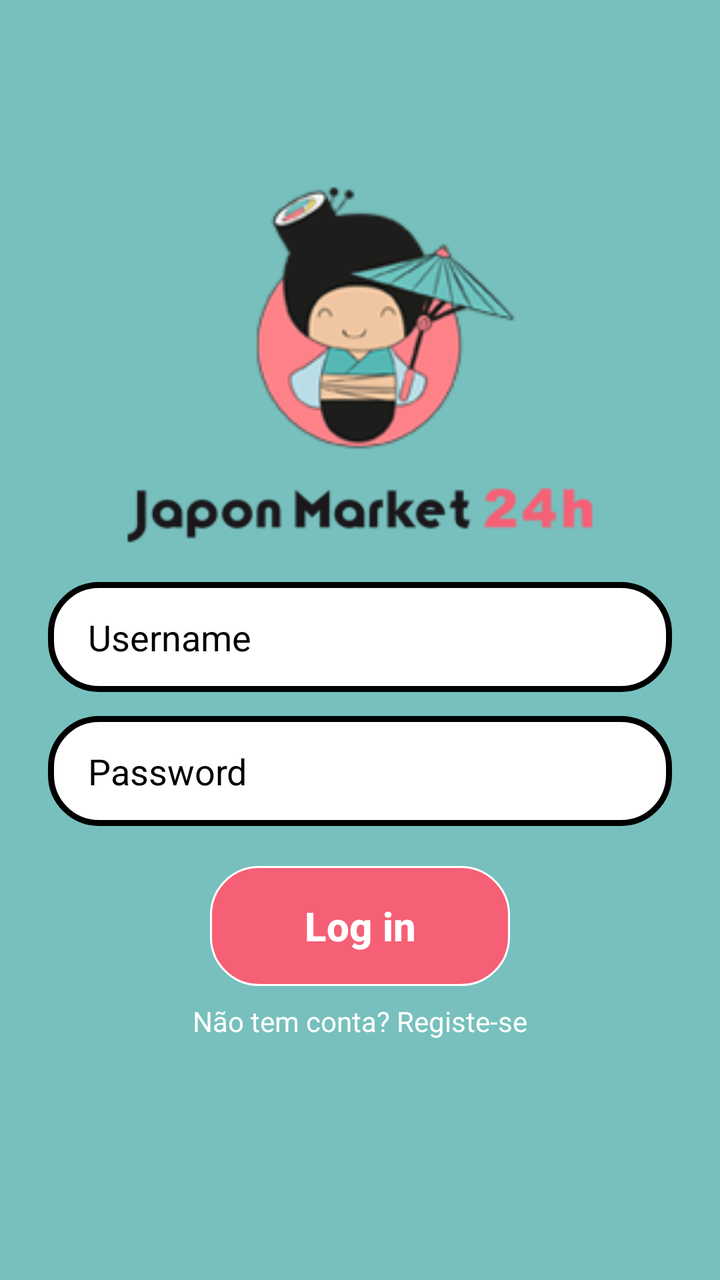
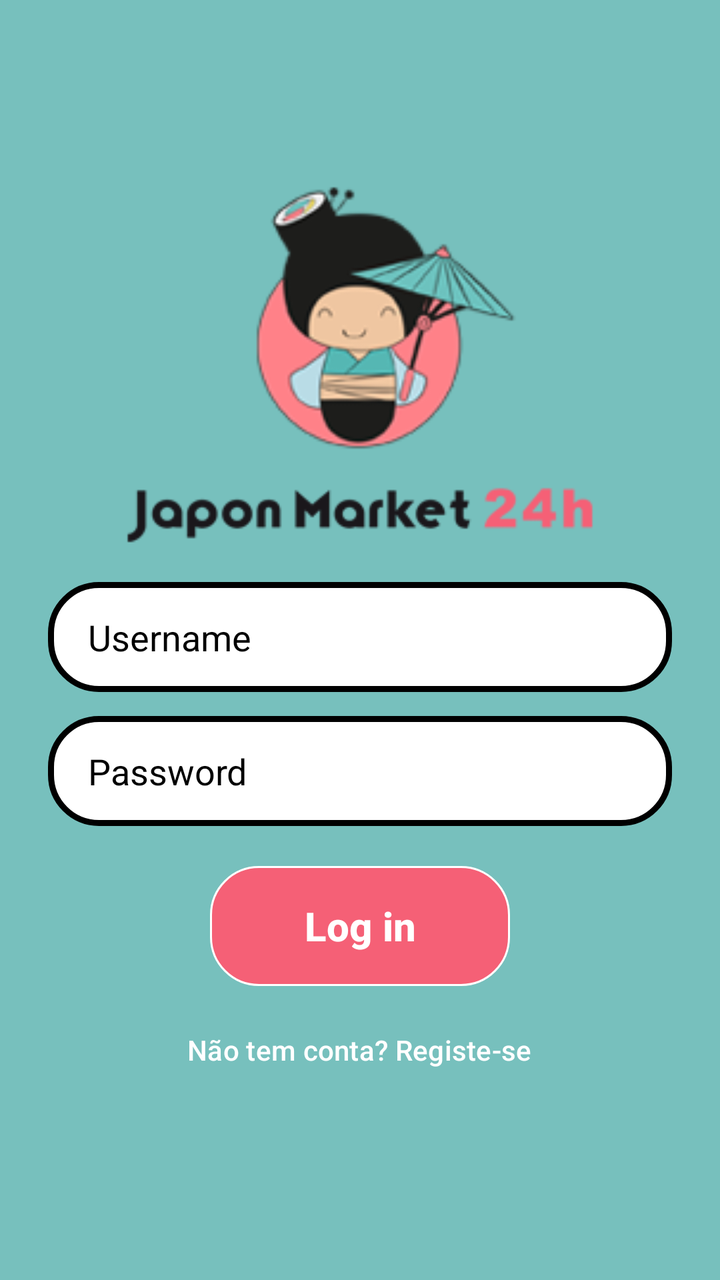

An Android layout rendered at two revisions. The XML below is the earlier revision; the diff shows what the commit changed to produce the second picture.
<!-- AndroidManifest.xml: application theme Theme.JaponMarkey -->
<!-- res/layout/activity_login.xml -->
<?xml version="1.0" encoding="utf-8"?>
<androidx.constraintlayout.widget.ConstraintLayout xmlns:android="http://schemas.android.com/apk/res/android"
    xmlns:app="http://schemas.android.com/apk/res-auto"
    xmlns:tools="http://schemas.android.com/tools"
    android:id="@+id/main"
    android:layout_width="match_parent"
    android:layout_height="match_parent"
    android:background="@color/teal"
    tools:context=".LoginActivity">

    <LinearLayout
        android:layout_width="match_parent"
        android:layout_height="match_parent"
        android:orientation="vertical"
        android:layout_marginTop="55dp"
        app:layout_constraintBottom_toBottomOf="parent"
        app:layout_constraintEnd_toEndOf="parent"
        app:layout_constraintStart_toStartOf="parent"
        app:layout_constraintTop_toTopOf="parent"
        android:padding="24sp">

<ImageView
    android:layout_width="160dp"
    android:layout_height="160dp"
    android:layout_gravity="center"
    app:srcCompat="@drawable/japon_logo"
    />
        <ImageView
            android:layout_width="240dp"
            android:layout_height="40dp"
            android:layout_gravity="center"
            app:srcCompat="@drawable/japon_title"

            />
        <EditText
            android:id="@+id/editTextUsername"
            android:layout_width="match_parent"
            android:layout_height="55dp"
            android:layout_marginTop="12dp"
            android:paddingStart="20dp"
            android:hint="Username"
            android:textColorHint="@color/black"
            android:ems="10"
            android:inputType="textPersonName"
            android:background="@drawable/white_background_edit_text"
            />

        <EditText
            android:id="@+id/editTextPassword"
            android:layout_width="match_parent"
            android:layout_height="55dp"
            android:layout_marginTop="12dp"
            android:paddingStart="20dp"
            android:hint="Password"
            android:textColorHint="@color/black"
            android:ems="10"
            android:inputType="textPassword"
            android:background="@drawable/white_background_edit_text"
            />

        <Button
            android:id="@+id/buttonLogin"
            android:layout_width="150dp"
            android:layout_height="60dp"
            android:layout_marginTop="20dp"
            android:layout_gravity="center"
            android:textStyle="bold"
            android:textColor="@color/white"
            android:textSize="20dp"
            android:background="@drawable/pink_button"
            android:text="Log in"
            app:backgroundTint="@null"/>

        <TextView
            android:id="@+id/textView3"
            android:layout_width="wrap_content"
            android:layout_height="wrap_content"
            android:layout_marginTop="8dp"
            android:layout_gravity="center"
            android:textColor="@color/white"
            android:text="Não tem conta? Registe-se" />


    </LinearLayout>
</androidx.constraintlayout.widget.ConstraintLayout>
<!-- resources referenced by this layout -->
<resources>
  <color name="black">#FF000000</color>
  <color name="teal">#77c0bd</color>
  <color name="white">#FFFFFFFF</color>
  <!-- drawable japon_logo: png bitmap (drawable, 15376 bytes) -->
  <!-- drawable japon_title: png bitmap (drawable, 5744 bytes) -->
  <!-- drawable pink_button (drawable) -->
  <?xml version="1.0" encoding="utf-8"?>
  <shape xmlns:android="http://schemas.android.com/apk/res/android">
      <solid android:color="@color/pink"/>
      <stroke
          android:width="1dp"
          android:color="#ffffff"
          />
      <corners android:radius="24dp" />
  </shape>
  <!-- drawable white_background_edit_text (drawable) -->
  <?xml version="1.0" encoding="utf-8"?>
  <shape xmlns:android="http://schemas.android.com/apk/res/android">
      <solid android:color="#ffffff"/>
      <stroke
          android:width="3dp"
          android:color="#000000"
          />
      <corners android:radius="24dp" />
  </shape>
  <style name="Theme.JaponMarkey" parent="Base.Theme.JaponMarkey" />
  <color name="pink">#f56076</color>
  <style name="Base.Theme.JaponMarkey" parent="Theme.Material3.DayNight.NoActionBar">
          
          
      </style>
</resources>

<!-- the commit's change to res/layout/activity_login.xml (unified diff, before → after) -->
@@ -71,14 +71,16 @@
             android:text="Log in"
             app:backgroundTint="@null"/>
 
-        <TextView
-            android:id="@+id/textView3"
+        <Button
+            android:id="@+id/buttonSignup"
             android:layout_width="wrap_content"
             android:layout_height="wrap_content"
             android:layout_marginTop="8dp"
             android:layout_gravity="center"
             android:textColor="@color/white"
-            android:text="Não tem conta? Registe-se" />
+            android:background="@color/teal"
+            android:text="Não tem conta? Registe-se"
+            app:backgroundTint="@null"/>
 
 
     </LinearLayout>
